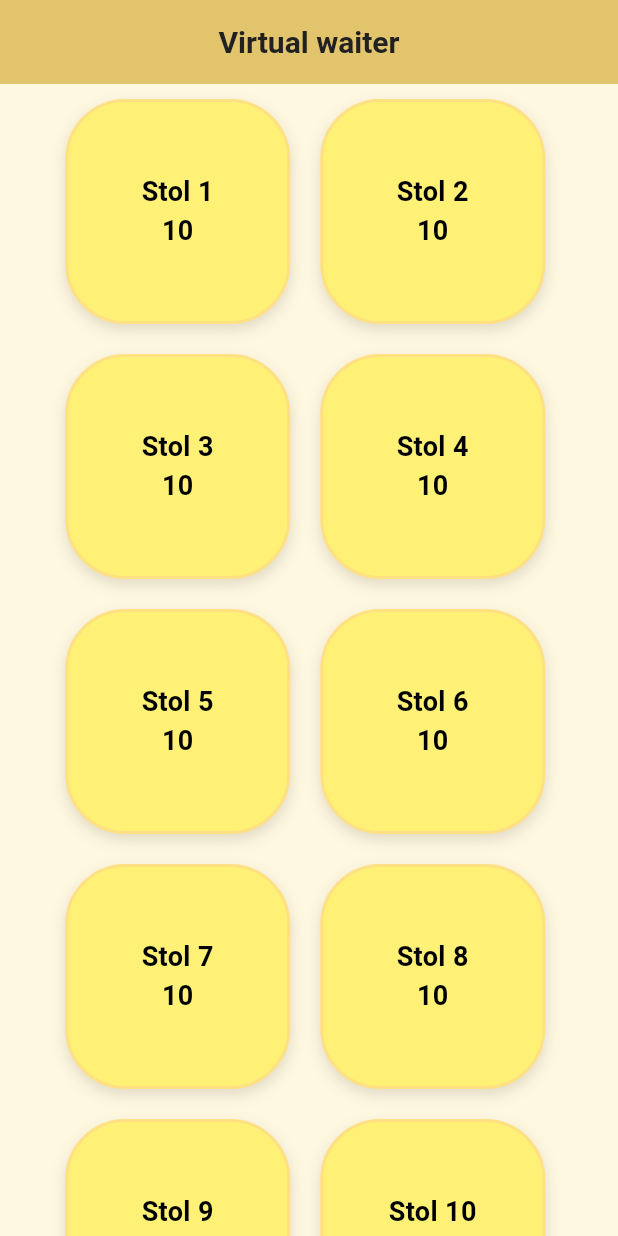
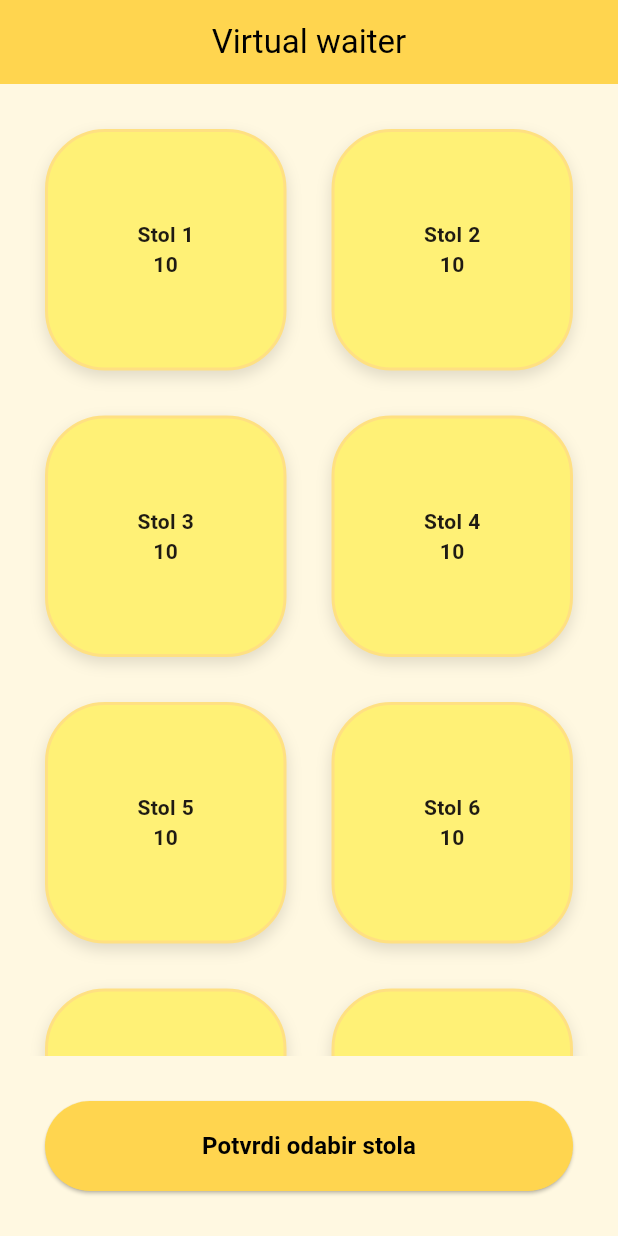
Before and after one commit to LeonardoBuncec/zavrsnirad, a Flutter app: the screen it shows after launch, on a phone screen of 412 x 824 dp. Run offline on Flutter 3.47's test engine with Material 3 defaults, Android fonts, the phone set to English and light mode, and no system bars.

Commit message:
Fixed the structure of the project, edited the "confirm" button, added InkWell(), the app is now pulling all dimensions, strings, colors and number of tables from dedicated files,

```diff
--- /dev/null
+++ b/lib/core/constants/app_colors.dart
@@ -0,0 +1,9 @@
+import 'package:flutter/material.dart';
+
+class AppColors {
+  static const primary = Color(0xFFFFD54F);
+  static const background = Color(0xFFFFF8E1);
+  static const card = Color(0xFFFFF176);
+  static const border = Color(0xFFFFE082);
+  static const shadow = Colors.black12;
+}
--- /dev/null
+++ b/lib/core/constants/app_constants.dart
@@ -0,0 +1,3 @@
+class AppConstants {
+  static const int tableCount = 12;
+}
--- /dev/null
+++ b/lib/core/constants/app_dimensions.dart
@@ -0,0 +1,7 @@
+class AppDimensions {
+  static const cardSize = 150.0;
+  static const buttonWidth = 300.0;
+  static const buttonHeight = 60.0;
+  static const radius = 40.0;
+  static const spacing = 30.0;
+}
--- /dev/null
+++ b/lib/core/constants/app_strings.dart
@@ -0,0 +1,5 @@
+class AppStrings {
+  static const title = 'Virtual waiter';
+  static const table = 'Stol';
+  static const confirmTable = 'Potvrdi odabir stola';
+}
--- /dev/null
+++ b/lib/core/theme/app_theme.dart
@@ -0,0 +1,21 @@
+import 'package:flutter/material.dart';
+import '../constants/app_colors.dart';
+
+class AppTheme {
+  static ThemeData light = ThemeData(
+    useMaterial3: true,
+
+    colorScheme: ColorScheme.fromSeed(
+      seedColor: AppColors.primary,
+      brightness: Brightness.light,
+    ),
+
+    scaffoldBackgroundColor: AppColors.background,
+
+    appBarTheme: const AppBarTheme(
+      backgroundColor: AppColors.primary,
+      foregroundColor: Colors.black,
+      centerTitle: true,
+    ),
+  );
+}
--- /dev/null
+++ b/lib/feature/home/home_controller.dart
@@ -0,0 +1,15 @@
+import '../../models/table_model.dart';
+import '../../core/constants/app_constants.dart';
+
+
+class HomeController {
+  final List<TableModel> tables =
+      List.generate(AppConstants.tableCount, (i) => TableModel(id: i));
+
+  void decrementCounter(int index) {
+    final table = tables[index];
+
+    table.counter =
+        table.counter == 0 ? 10 : table.counter - 1;
+  }
+}
--- /dev/null
+++ b/lib/feature/home/home_screen.dart
@@ -0,0 +1,90 @@
+import 'package:flutter/material.dart';
+import '../../widgets/table_card.dart';
+import '../../core/constants/app_colors.dart';
+import '../../core/constants/app_dimensions.dart';
+import '../../core/constants/app_strings.dart';
+import 'home_controller.dart';
+
+class MyHomePage extends StatefulWidget {
+  const MyHomePage({super.key, required this.title});
+  final String title;
+
+  @override
+  State<MyHomePage> createState() => _MyHomePageState();
+}
+
+class _MyHomePageState extends State<MyHomePage> {
+  final controller = HomeController();
+
+  void _update(int index) {
+    setState(() {
+      controller.decrementCounter(index);
+    });
+  }
+
+  void _confirm() {
+    print("Stol potvrđen");
+  }
+
+  @override
+  Widget build(BuildContext context) {
+    return Scaffold(
+      appBar: AppBar(
+        title: const Text(AppStrings.title),
+      ),
+
+      body: Column(
+        children: [
+          Expanded(
+            child: GridView.builder(
+              padding: const EdgeInsets.all(AppDimensions.spacing),
+              gridDelegate:
+                  const SliverGridDelegateWithFixedCrossAxisCount(
+                crossAxisCount: 2,
+                crossAxisSpacing: AppDimensions.spacing,
+                mainAxisSpacing: AppDimensions.spacing,
+              ),
+              itemCount: controller.tables.length,
+              itemBuilder: (context, index) {
+                final table = controller.tables[index];
+
+                return TableCard(
+                  index: index,
+                  counter: table.counter,
+                  onTap: () => _update(index),
+                );
+              },
+            ),
+          ),
+
+          Padding(
+            padding: const EdgeInsets.all(AppDimensions.spacing),
+            child: SizedBox(
+              width: double.infinity,
+              height: AppDimensions.buttonHeight,
+              child: ElevatedButton(
+                onPressed: _confirm,
+                style: ElevatedButton.styleFrom(
+                  backgroundColor: AppColors.primary,
+                  shape: RoundedRectangleBorder(
+                    borderRadius: BorderRadius.circular(
+                      AppDimensions.radius,
+                    ),
+                  ),
+                ),
+                child: const Text(
+                  AppStrings.confirmTable,
+                  style: TextStyle(
+                    color: Colors.black,
+                    fontWeight: FontWeight.bold,
+                    fontSize: 16,
+                  ),
+                ),
+              ),
+            ),
+          ),
+        ],
+      ),
+    );
+  }
+}
--- a/lib/feature/home_screen.dart
+++ /dev/null
@@ -1,113 +0,0 @@
-import 'package:flutter/material.dart';
-
-class MyHomePage extends StatefulWidget {
-  const MyHomePage({super.key, required this.title});
-  final String title;
-
-  @override
-  State<MyHomePage> createState() => _MyHomePageState();
-}
-
-class _MyHomePageState extends State<MyHomePage> {
-  int _counter = 10;
-
-  void _incrementCounter() {
-    setState(() {
-      _counter = _counter == 0 ? 10 : _counter - 1;
-      },
-    );
-  }
-
-  @override
-  Widget build(BuildContext context) {
-    return Scaffold(
-      appBar: AppBar(
-        backgroundColor: Theme.of(context).colorScheme.inversePrimary,
-        title: Text(widget.title),
-      ),
-      body: Center(
-        child: SingleChildScrollView(
-          child: Column(
-            mainAxisAlignment: MainAxisAlignment.center,
-            children: [
-              Wrap(
-                children: [
-                  ...List.generate(12, (index) {
-                    return GestureDetector(
-                      onTap: _incrementCounter,
-                      child: Container(
-                        margin: const EdgeInsets.all(10),
-                        width: 150,
-                        height: 150,
-                        decoration: BoxDecoration(
-                          color: const Color(0xFFFFF176),
-                          borderRadius: BorderRadius.circular(40),
-                          border: Border.all(
-                            color: const Color(0xFFFFE082),
-                            width: 2,
-                          ),
-                          boxShadow: const [
-                            BoxShadow(
-                              color: Colors.black12,
-                              blurRadius: 8,
-                              offset: Offset(0, 4),
-                            ),
-                          ],
-                        ),
-                        child: Center(
-                          child: Text(
-                            'Stol ${index + 1}\n$_counter',
-                            textAlign: TextAlign.center,
-                            style: const TextStyle(
-                              color: Colors.black,
-                              fontSize: 18,
-                              fontWeight: FontWeight.bold,
-                            ),
-                          ),
-                        ),
-                      ),
-                    );
-                  }),
-                  GestureDetector(
-                    onTap: _incrementCounter,
-                    child: Container(
-                      margin: const EdgeInsets.all(10),
-                      width: 325,
-                      height: 150,
-                      decoration: BoxDecoration(
-                        color: const Color.fromARGB(255, 255, 236, 64),
-                        borderRadius: BorderRadius.circular(40),
-                        border: Border.all(
-                          color: const Color(0xFFFFE082),
-                          width: 2,
-                        ),
-                        boxShadow: const [
-                          BoxShadow(
-                            color: Colors.black12,
-                            blurRadius: 8,
-                            offset: Offset(0, 4),
-                          ),
-                        ],
-                      ),
-                      child: Center(
-                        child: Text(
-                          'Potvrdi odabir stola',
-                          textAlign: TextAlign.center,
-                          style: const TextStyle(
-                            color: Colors.black,
-                            fontSize: 18,
-                            fontWeight: FontWeight.bold,
-                          ),
-                        ),
-                      ),
-                    ),
-                  ),
-                ],
-              ),
-            ],
-          ),
-        ),
-      ),
-    );
-  }
-}
--- a/lib/main.dart
+++ b/lib/main.dart
@@ -1,5 +1,6 @@
 import 'package:flutter/material.dart';
-import 'package:zavrsni1/feature/home_screen.dart';
+import 'core/theme/app_theme.dart';
+import 'feature/home/home_screen.dart';
 
 void main() {
   runApp(const MyApp());
@@ -8,33 +9,10 @@ void main() {
 class MyApp extends StatelessWidget {
   const MyApp({super.key});
 
-  // This widget is the root of your application.
   @override
   Widget build(BuildContext context) {
     return MaterialApp(
-      title: 'Flutter Demo',
-      theme: ThemeData(
-        useMaterial3: true,
-
-        colorScheme: ColorScheme.fromSeed(
-          seedColor: const Color(0xFFFFD54F),
-          brightness: Brightness.light,
-        ),
-
-        scaffoldBackgroundColor: const Color(0xFFFFF8E1),
-
-        appBarTheme: const AppBarTheme(
-          backgroundColor: Color(0xFFFFF176),
-          foregroundColor: Colors.black,
-          elevation: 0,
-          centerTitle: true,
-          titleTextStyle: TextStyle(
-            fontSize: 20,
-            fontWeight: FontWeight.bold,
-            color: Color(0xFF212121),
-          ),
-        ),
-      ),
+      theme: AppTheme.light,
       home: const MyHomePage(title: 'Virtual waiter'),
     );
   }
--- /dev/null
+++ b/lib/models/table_model.dart
@@ -0,0 +1,9 @@
+class TableModel {
+  final int id;
+  int counter;
+
+  TableModel({
+    required this.id,
+    this.counter = 10,
+  });
+}
--- /dev/null
+++ b/lib/widgets/table_card.dart
@@ -0,0 +1,57 @@
+import 'package:flutter/material.dart';
+import '../core/constants/app_colors.dart';
+import '../core/constants/app_dimensions.dart';
+
+class TableCard extends StatelessWidget {
+  final int index;
+  final int counter;
+  final VoidCallback onTap;
+
+  const TableCard({
+    super.key,
+    required this.index,
+    required this.counter,
+    required this.onTap,
+  });
+
+  @override
+  Widget build(BuildContext context) {
+    return Material(
+      color: Colors.transparent,
+      child: InkWell(
+        onTap: onTap,
+        borderRadius:
+            BorderRadius.circular(AppDimensions.radius),
+        child: Container(
+          width: AppDimensions.cardSize,
+          height: AppDimensions.cardSize,
+          decoration: BoxDecoration(
+            color: AppColors.card,
+            borderRadius:
+                BorderRadius.circular(AppDimensions.radius),
+            border: Border.all(
+              color: AppColors.border,
+              width: 2,
+            ),
+            boxShadow: const [
+              BoxShadow(
+                color: AppColors.shadow,
+                blurRadius: 8,
+                offset: Offset(0, 4),
+              ),
+            ],
+          ),
+          child: Center(
+            child: Text(
+              'Stol ${index + 1}\n$counter',
+              textAlign: TextAlign.center,
+              style: const TextStyle(
+                fontWeight: FontWeight.bold,
+              ),
+            ),
+          ),
+        ),
+      ),
+    );
+  }
+}
```
